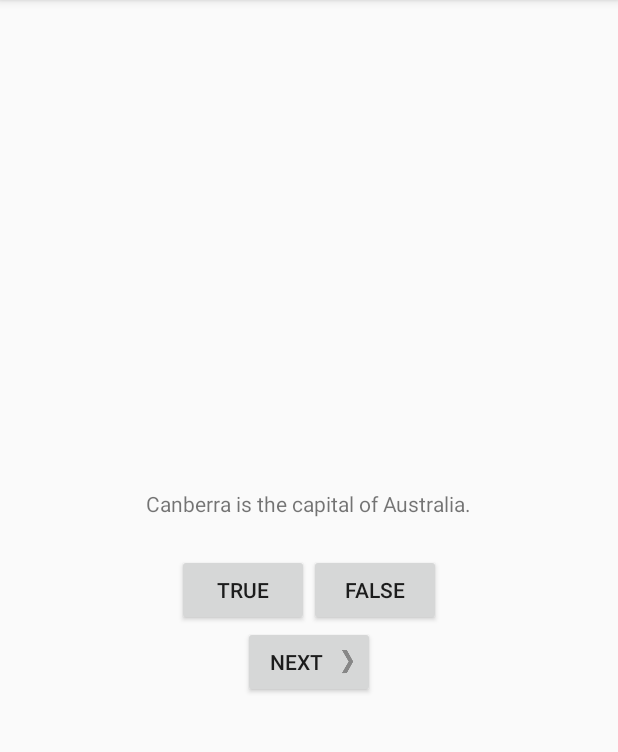
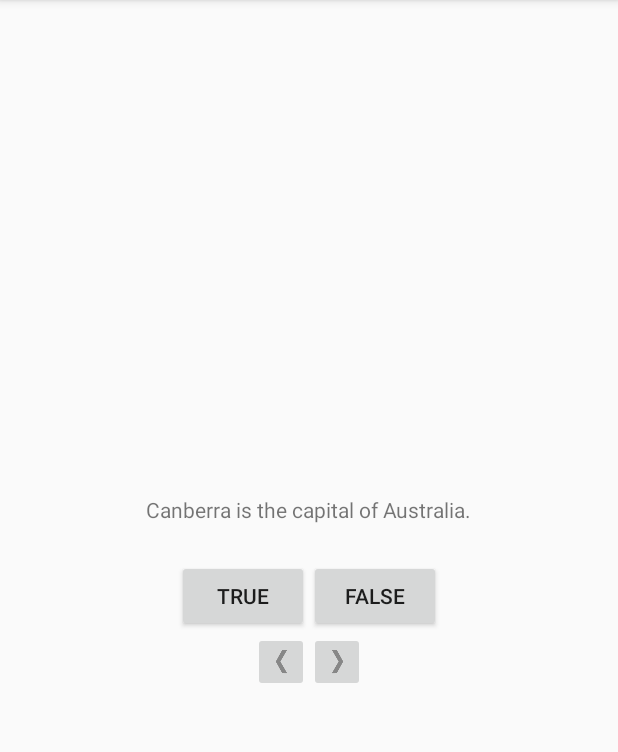
Before and after one commit to v43d3rm4k4r/BigNerdRanchAndroid, an Android app: the screen it shows after launch (MainActivity), on a phone screen of 412 x 824 dp, the part 84-836 px from its top. Run offline under Robolectric (Android 15) with nearby library versions, the phone set to English and light mode, and no system bars.

Commit message:
Testing Activity lifecycle methods + edit resources

```diff
--- a/GeoQuiz/app/src/main/java/com/bignardranch/android/MainActivity.kt
+++ b/GeoQuiz/app/src/main/java/com/bignardranch/android/MainActivity.kt
@@ -2,10 +2,14 @@ package com.bignardranch.android
 
 import android.support.v7.app.AppCompatActivity
 import android.os.Bundle
+import android.util.Log
 import android.widget.Button
+import android.widget.ImageButton
 import android.widget.TextView
 import android.widget.Toast
 import com.bignardranch.android.geoquiz.Question
+
+private const val TAG = "MainActivity"
 
 /**
  * @see android.widget.Toast.setGravity
@@ -15,7 +19,8 @@ class MainActivity : AppCompatActivity() {
     private lateinit var questionTextView: TextView
     private lateinit var trueButton: Button
     private lateinit var falseButton: Button
-    private lateinit var nextButton: Button
+    private lateinit var prevButton: ImageButton
+    private lateinit var nextButton: ImageButton
 
     private val questions = listOf(
         Question(R.string.question_australia, true),
@@ -29,11 +34,13 @@ class MainActivity : AppCompatActivity() {
 
     override fun onCreate(savedInstanceState: Bundle?) {
         super.onCreate(savedInstanceState)
+        Log.d(TAG, "onCreate() called")
         super.setContentView(R.layout.activity_main)
 
         questionTextView = findViewById(R.id.question_text_view)
         trueButton = findViewById(R.id.true_button)
         falseButton = findViewById(R.id.false_button)
+        prevButton = findViewById(R.id.prev_button)
         nextButton = findViewById(R.id.next_button)
 
         trueButton.setOnClickListener {
@@ -42,6 +49,10 @@ class MainActivity : AppCompatActivity() {
 
         falseButton.setOnClickListener {
             checkAnswer(false)
+        }
+
+        prevButton.setOnClickListener {
+            showPrevQuestion()
         }
 
         nextButton.setOnClickListener {
@@ -55,8 +66,50 @@ class MainActivity : AppCompatActivity() {
         updateQuestion()
     }
 
+    override fun onStart() {
+        super.onStart()
+        Toast.makeText(
+            this,
+            "onStart() Toast",
+            Toast.LENGTH_SHORT
+        ).show()
+    }
+
+    override fun onResume() {
+        super.onResume()
+        Toast.makeText(
+            this,
+            "onResume() Toast",
+            Toast.LENGTH_SHORT
+        ).show()
+    }
+
+    override fun onPause() {
+        super.onPause()
+        Toast.makeText(
+            this,
+            "onPause() Toast",
+            Toast.LENGTH_SHORT
+        ).show()
+    }
+
+    override fun onStop() {
+        super.onStop()
+        Toast.makeText(
+            this,
+            "onStop() Toast",
+            Toast.LENGTH_SHORT
+        ).show()
+    }
+
     private fun showNextQuestion() {
         currentQuestion = ++currentQuestion % questions.size
+        updateQuestion()
+    }
+
+    private fun showPrevQuestion() {
+        --currentQuestion
+        if (currentQuestion < 0) currentQuestion = questions.size - 1
         updateQuestion()
     }
 
--- a/GeoQuiz/app/src/main/res/layout/activity_main.xml
+++ b/GeoQuiz/app/src/main/res/layout/activity_main.xml
@@ -31,13 +31,41 @@
             android:text="@string/false_button" />
     </LinearLayout>
 
-    <Button
-        android:id="@+id/next_button"
+    <LinearLayout
         android:layout_width="wrap_content"
         android:layout_height="wrap_content"
-        android:drawableEnd="@drawable/arrow_right"
-        android:drawablePadding="4dp"
-        android:text="@string/next_button" />
+        android:orientation="horizontal">
 
+<!--                    Buttons with text:                         >
+<!-        <Button-->
+<!--            android:id="@+id/next_button"-->
+<!--            android:layout_width="wrap_content"-->
+<!--            android:layout_height="wrap_content"-->
+<!--            android:drawableStart="@drawable/arrow_left"-->
+<!--            android:drawablePadding="4dp"-->
+<!--            android:text="@string/next_button" />-->
 
+<!--        <Button-->
+<!--            android:id="@+id/prev_button"-->
+<!--            android:layout_width="match_parent"-->
+<!--            android:layout_height="wrap_content"-->
+<!--            android:drawableEnd="@drawable/arrow_right"-->
+<!--            android:drawablePadding="4dp"-->
+<!--            android:text="@string/next_button" />-->
+
+        <ImageButton
+            android:id="@+id/prev_button"
+            android:layout_width="wrap_content"
+            android:layout_height="wrap_content"
+            android:src="@drawable/arrow_left"
+            android:contentDescription="@string/previous_button_description"/>
+
+        <ImageButton
+            android:id="@+id/next_button"
+            android:layout_width="match_parent"
+            android:layout_height="wrap_content"
+            android:src="@drawable/arrow_right"
+            android:contentDescription="@string/next_button_description"/>
+
+    </LinearLayout>
 </LinearLayout>
--- a/GeoQuiz/app/src/main/res/values/strings.xml
+++ b/GeoQuiz/app/src/main/res/values/strings.xml
@@ -11,4 +11,6 @@
     <string name="next_button">Next</string>
     <string name="correct_toast">Correct!</string>
     <string name="incorrect_toast">Incorrect!</string>
+    <string name="previous_button_description">Previous button</string>
+    <string name="next_button_description">Next button</string>
 </resources>
```
